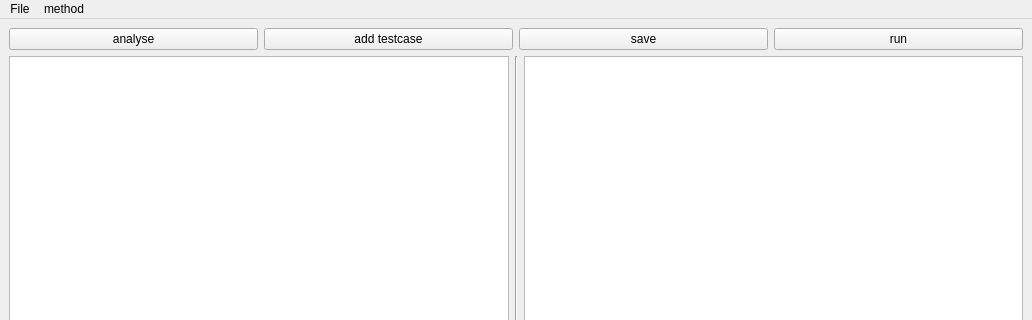
This is UI.ui in wanruu/CS5351 as Qt 5 draws it before an edit; both pictures show x 0 to 1032 and y 0 to 320 of the 1032 by 659 pixel window. The edited form follows.
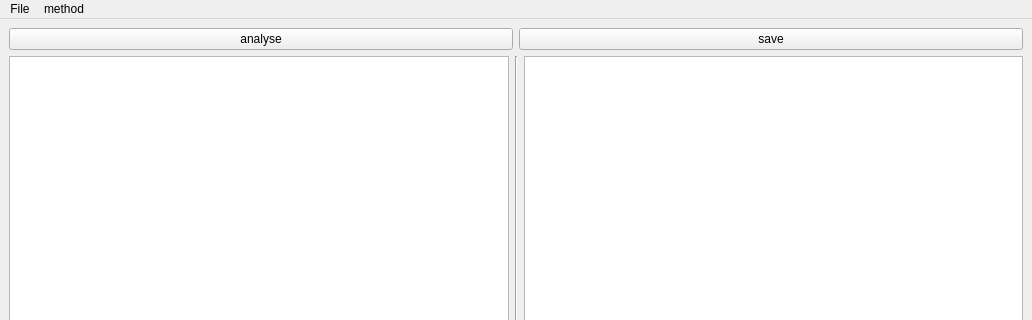
This is the edited form. Custom widgets are drawn as their Qt base class.

```diff
--- a/UI.ui
+++ b/UI.ui
@@ -30,14 +30,7 @@
          </widget>
         </item>
         <item>
-         <widget class="QPushButton" name="pushButton">
-          <property name="text">
-           <string>add testcase</string>
-          </property>
-         </widget>
-        </item>
-        <item>
-         <widget class="QPushButton" name="pushButton_2">
+         <widget class="QPushButton" name="save">
           <property name="styleSheet">
            <string notr="true"/>
           </property>
@@ -49,16 +42,6 @@
           </property>
          </widget>
         </item>
-        <item>
-         <widget class="QPushButton" name="run">
-          <property name="styleSheet">
-           <string notr="true"/>
-          </property>
-          <property name="text">
-           <string>run</string>
-          </property>
-         </widget>
-        </item>
        </layout>
       </item>
       <item>
```
